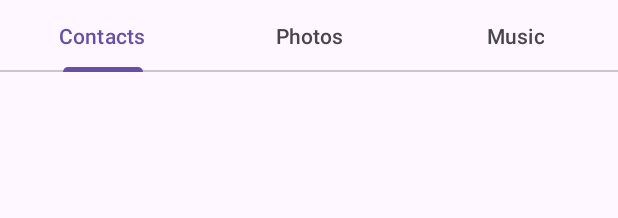
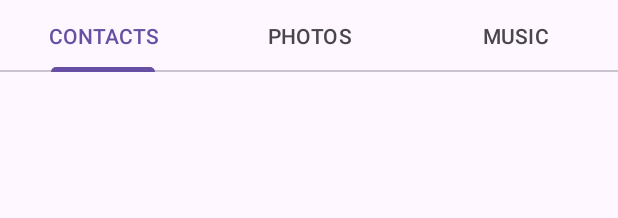
Before and after one commit to ihchaeryu/ThreeTaps, an Android app: the layout activity_main.xml on its own in the app's theme, with its tools: preview values and no code run, on a phone screen of 412 x 824 dp. Shown: the top 218 px of the screen. Run offline under Robolectric (Android 15) with nearby library versions, the phone set to English and light mode, and no system bars.

Commit message:
details and imgs

```diff
--- a/app/src/main/java/com/example/threetaps/GalleryDetailActivity.java
+++ b/app/src/main/java/com/example/threetaps/GalleryDetailActivity.java
@@ -35,7 +35,7 @@ public class GalleryDetailActivity extends AppCompatActivity {
             photoView.setImageURI(Uri.parse(uriString));
             photoView.setMaximumScale(10.0f);
             photoView.setMinimumScale(1.0f);
-            Toast.makeText(this,  String.valueOf(position), Toast.LENGTH_SHORT).show();
+//            Toast.makeText(this,  String.valueOf(position), Toast.LENGTH_SHORT).show();
 
             btnPrevious = findViewById(R.id.btnPrevious);
             btnNext = findViewById(R.id.btnNext);
@@ -62,13 +62,13 @@ public class GalleryDetailActivity extends AppCompatActivity {
     private void showPreviousImage() {
         if(position > 0){
             photoView.setImageURI(Uri.parse(galleryModalArrayList.get(--position)));
-            Toast.makeText(this,  String.valueOf(position), Toast.LENGTH_SHORT).show();
+//            Toast.makeText(this,  String.valueOf(position), Toast.LENGTH_SHORT).show();
         }
     }
     private void showNextImage() {
         if(position < galleryModalArrayList.size() - 1){
             photoView.setImageURI(Uri.parse(galleryModalArrayList.get(++position)));
-            Toast.makeText(this,  String.valueOf(position), Toast.LENGTH_SHORT).show();
+//            Toast.makeText(this,  String.valueOf(position), Toast.LENGTH_SHORT).show();
         }
     }
 }
--- a/app/src/main/java/com/example/threetaps/Tab3.java
+++ b/app/src/main/java/com/example/threetaps/Tab3.java
@@ -167,6 +167,7 @@ public class Tab3 extends Fragment {
                         albumId = cursor.getLong(cursor
                                 .getColumnIndex(MediaStore.Audio.Media.ALBUM_ID));
                         albumArtUri = ContentUris.withAppendedId(artUri, albumId);
+                        android.util.Log.i("TT", "albumid: "+albumId);
 
                         musicModalArrayList.add(new MusicModal(contentUri, albumArtUri, titleName, artistName));
                     }
--- a/app/src/main/res/layout/activity_gallery_detail.xml
+++ b/app/src/main/res/layout/activity_gallery_detail.xml
@@ -18,6 +18,8 @@
         android:layout_height="wrap_content"
         android:text="Previous"
         android:layout_marginLeft="20dp"
+        android:layout_marginBottom="20dp"
+        android:alpha="0.7"
         android:layout_alignParentBottom="true"
         />
 
@@ -27,6 +29,8 @@
         android:layout_height="wrap_content"
         android:text="Next"
         android:layout_marginRight="20dp"
+        android:layout_marginBottom="20dp"
+        android:alpha="0.7"
         android:layout_alignParentBottom="true"
         android:layout_alignParentRight="true"
         />
--- a/app/src/main/res/layout/activity_main.xml
+++ b/app/src/main/res/layout/activity_main.xml
@@ -13,15 +13,15 @@
         android:layout_height="wrap_content">
 
         <com.google.android.material.tabs.TabItem
-            android:text="Contacts"
+            android:text="CONTACTS"
             android:layout_width="wrap_content"
             android:layout_height="wrap_content" />
         <com.google.android.material.tabs.TabItem
-            android:text="Photos"
+            android:text="PHOTOS"
             android:layout_width="wrap_content"
             android:layout_height="wrap_content" />
         <com.google.android.material.tabs.TabItem
-            android:text="Music"
+            android:text="MUSIC"
             android:layout_width="wrap_content"
             android:layout_height="wrap_content" />
 
--- a/app/src/main/res/layout/fragment_tab2.xml
+++ b/app/src/main/res/layout/fragment_tab2.xml
@@ -11,7 +11,9 @@
     <androidx.recyclerview.widget.RecyclerView
         android:id="@+id/RVGalleries"
         android:layout_width="match_parent"
-        android:layout_height="match_parent" />
+        android:layout_height="match_parent"
+        android:scrollbars="vertical"
+        android:scrollbarFadeDuration="@integer/material_motion_duration_long_1"/>
 
     <!--progress bar for displaying loading-->
     <ProgressBar
```
Also changed, not shown: app/src/main/res/drawable/_t.xml (deleted, +0 -17 lines), 4 other files.
